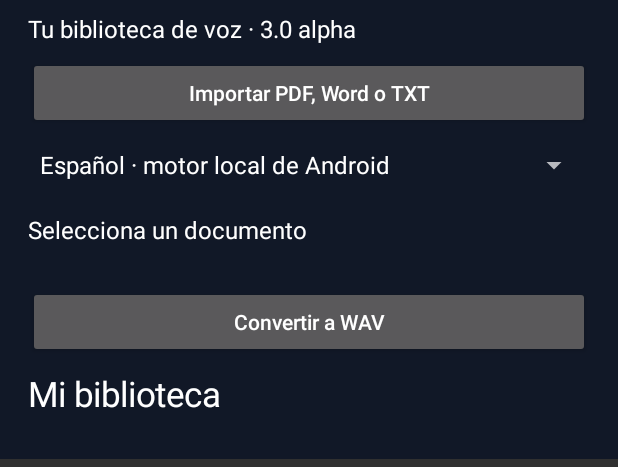
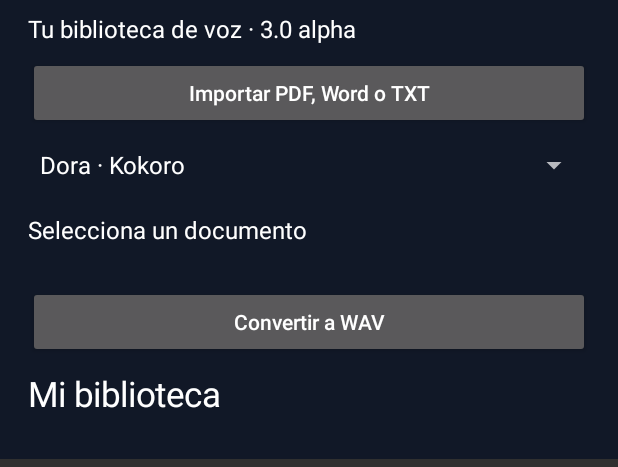
Before and after one commit to davidcadengod-arch/VoxNatural-AI., an Android app: the screen it shows after launch (MainActivity), on a phone screen of 412 x 824 dp, the part 115-582 px from its top. Run offline under Robolectric (Android 15) with nearby library versions, the phone set to English and light mode, and no system bars; libraries missing offline, so code that uses them is left out: com.tom_roush.pdfbox; 1 statement that could not run was skipped.

Commit message:
Integrate native Kokoro into Android build

```diff
--- a/app/src/main/java/com/voxnatural/app/MainActivity.kt
+++ b/app/src/main/java/com/voxnatural/app/MainActivity.kt
@@ -35,13 +35,13 @@ class MainActivity : Activity() {
   button(root,"Importar PDF, Word o TXT") {
    startActivityForResult(Intent(Intent.ACTION_OPEN_DOCUMENT).apply { type="*/*"; addCategory(Intent.CATEGORY_OPENABLE); putExtra(Intent.EXTRA_MIME_TYPES,arrayOf("application/pdf","application/vnd.openxmlformats-officedocument.wordprocessingml.document","text/plain")) },10)
   }
-  voice=Spinner(this).apply { adapter=ArrayAdapter(this@MainActivity,android.R.layout.simple_spinner_dropdown_item,arrayOf("Español · motor local de Android")) }
+  voice=Spinner(this).apply { adapter=ArrayAdapter(this@MainActivity,android.R.layout.simple_spinner_dropdown_item,arrayOf("Dora · Kokoro","Alex · Kokoro","Santa · Kokoro","Español · motor local de Android")) }
   root.addView(voice)
   status=label(root,"Selecciona un documento",16)
   button(root,"Convertir a WAV") {
    val f=selected
    if(f==null) toast("Primero selecciona un documento")
-   else startForegroundService(Intent(this,ConvertService::class.java).putExtra("id",f.name))
+   else startForegroundService(Intent(this,ConvertService::class.java).putExtra("id",f.name).putExtra("sid",intArrayOf(28,29,53,-1)[voice.selectedItemPosition]))
   }
   label(root,"Mi biblioteca",23)
   library=LinearLayout(this).apply { orientation=1 }; root.addView(library)
```
